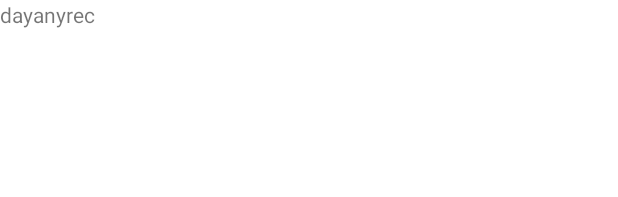
After one commit to dayanyrec/agenda, an Android app: the layout activity_main.xml on its own in the app's theme, with its tools: preview values and no code run, on a phone screen of 412 x 824 dp. The commit adds this screen. Shown: the top 197 px of the screen. Run offline under Robolectric (Android 15) with nearby library versions, the phone set to English and light mode, and no system bars.

Commit message:
Use layout resource instead of TextView

```diff
--- a/app/src/main/java/com/dayanyrec/agenda/MainActivity.java
+++ b/app/src/main/java/com/dayanyrec/agenda/MainActivity.java
@@ -2,7 +2,6 @@ package com.dayanyrec.agenda;
 
 import android.app.Activity;
 import android.os.Bundle;
-import android.widget.TextView;
 
 import androidx.annotation.Nullable;
 
@@ -10,8 +9,6 @@ public class MainActivity extends Activity {
     @Override
     protected void onCreate(@Nullable Bundle savedInstanceState) {
         super.onCreate(savedInstanceState);
-        TextView aluno = new TextView(this);
-        aluno.setText("Dayany Espindola");
-        setContentView(aluno);
+        setContentView(R.layout.activity_main);
     }
 }
--- /dev/null
+++ b/app/src/main/res/layout/activity_main.xml
@@ -0,0 +1,14 @@
+<?xml version="1.0" encoding="utf-8"?>
+<androidx.constraintlayout.widget.ConstraintLayout xmlns:android="http://schemas.android.com/apk/res/android"
+    xmlns:tools="http://schemas.android.com/tools"
+    android:layout_width="match_parent"
+    android:layout_height="match_parent">
+
+    <TextView
+        android:id="@+id/textView"
+        android:layout_width="wrap_content"
+        android:layout_height="wrap_content"
+        android:text="dayanyrec"
+        tools:layout_editor_absoluteX="40dp"
+        tools:layout_editor_absoluteY="40dp" />
+</androidx.constraintlayout.widget.ConstraintLayout>
```
